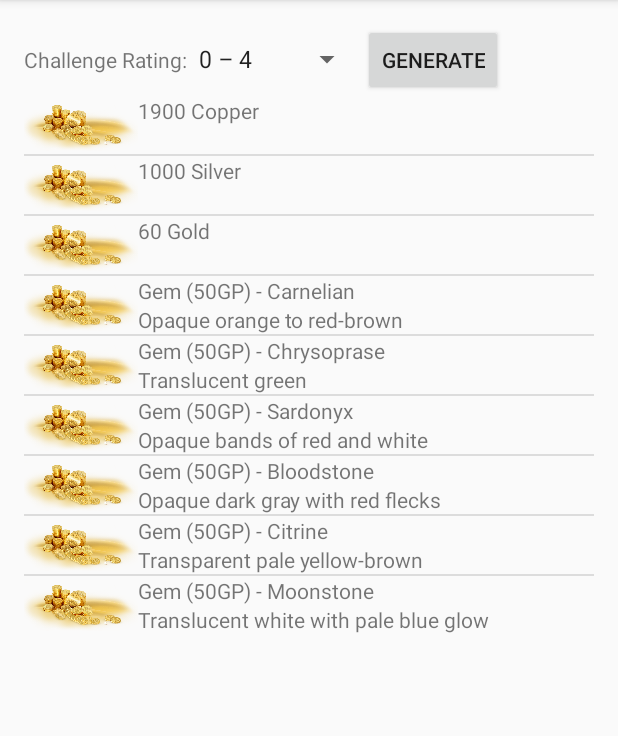
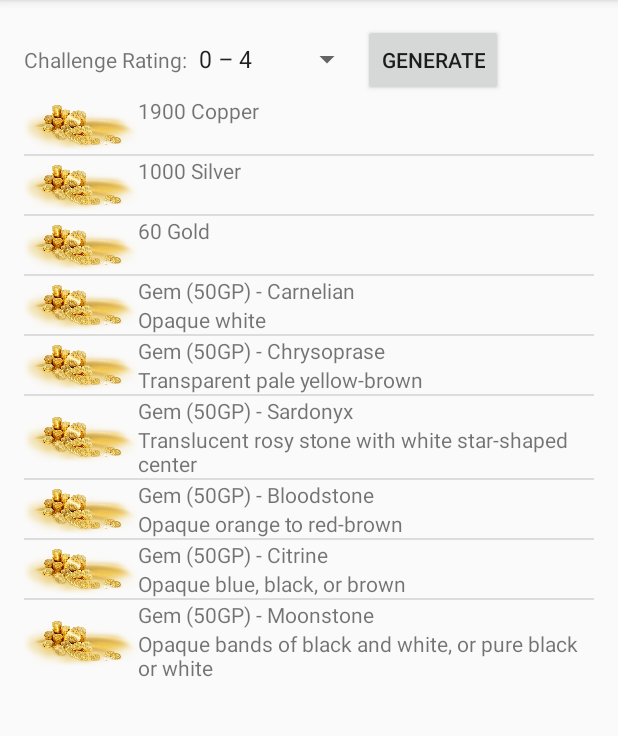
Before and after one commit to BecomingPizza/dnd-5e-treasure, an Android app: the screen it shows after launch (MainActivity), after a tap on "GENERATE", on a phone screen of 412 x 824 dp, the part 84-820 px from its top. Run offline under Robolectric (Android 15) with nearby library versions, the phone set to English and light mode, and no system bars.

Commit message:
Converted remaining strings to Array strings Removed case statements from roll methods replaced with references to array
Art 25gp currently only has a subtext array

```diff
--- a/app/src/main/java/com/pizzatech/dnd_5e_treasure/MainActivity.java
+++ b/app/src/main/java/com/pizzatech/dnd_5e_treasure/MainActivity.java
@@ -27,8 +27,8 @@ public class MainActivity extends AppCompatActivity {
     String goldStr;
     String platinumStr;
 
-    String[] gemArray;
-    String[] gemArraySub;
+    String[] treasureArray;
+    String[] treasureArraySub;
 
 
     @Override
@@ -146,10 +146,10 @@ public class MainActivity extends AppCompatActivity {
         Integer roll = r.nextInt(12 - 1);
 
 
-        gemArray = getResources().getStringArray(R.array.tr_selection_array_gem10gp);
-        gemArraySub = getResources().getStringArray(R.array.tr_selection_array_gem10gp_sub);
-        String gemText = gemArray[roll];
-        String subText = gemArraySub[roll];
+        treasureArray = getResources().getStringArray(R.array.tr_selection_array_gem10gp);
+        treasureArraySub = getResources().getStringArray(R.array.tr_selection_array_gem10gp_sub);
+        String gemText = treasureArray[roll];
+        String subText = treasureArraySub[roll];
 
 
         addToList(gemText, subText, R.drawable.coin_gold);
@@ -157,67 +157,18 @@ public class MainActivity extends AppCompatActivity {
 
     private void rollGem50GP() {
         // Roll d12 to determine which gem
-        Integer roll = 0;
-        roll = r.nextInt(12 - 1) + 1;
+        Integer roll = r.nextInt(12 - 1);
 
-        String gemText = "Gem (50GP) - ";
-        String subText = "";
-
-        switch(roll) {
-            case 1:
-                gemText += "Bloodstone";
-                subText = "Opaque dark gray with red flecks";
-                break;
-            case 2:
-                gemText += "Carnelian";
-                subText = "Opaque orange to red-brown";
-                break;
-            case 3:
-                gemText += "Chalcedony";
-                subText = "Opaque white";
-                break;
-            case 4:
-                gemText += "Chrysoprase";
-                subText = "Translucent green";
-                break;
-            case 5:
-                gemText += "Citrine";
-                subText = "Transparent pale yellow-brown";
-                break;
-            case 6:
-                gemText += "Jasper";
-                subText = "Opaque blue, black, or brown";
-                break;
-            case 7:
-                gemText += "Moonstone";
-                subText = "Translucent white with pale blue glow";
-                break;
-            case 8:
-                gemText += "Onyx";
-                subText = "Opaque bands of black and white, or pure black or white";
-                break;
-            case 9:
-                gemText += "Quartz";
-                subText = "Transparent white, smoky gray, or yellow";
-                break;
-            case 10:
-                gemText += "Sardonyx";
-                subText = "Opaque bands of red and white";
-                break;
-            case 11:
-                gemText += "Star rose quartz";
-                subText = "Translucent rosy stone with white star-shaped center";
-                break;
-            case 12:
-                gemText += "Zircon";
-                subText = "Transparent pale blue-green";
-                break;
-        }
+        treasureArray = getResources().getStringArray(R.array.tr_selection_array_gem50gp);
+        treasureArraySub = getResources().getStringArray(R.array.tr_selection_array_gem50gp_sub);
+        String gemText = treasureArray[roll];
+        String subText = treasureArraySub[roll];
 
         addToList(gemText, subText, R.drawable.coin_gold);
     }
 
-    private void rollArt(Integer dice, Integer sides, Integer value) {
+    private void rollArt(Integer dice, Integer sides, Integer value)
+    {
         Integer roll = 0;
         for (int i = 0; i < dice; i++)
         {
@@ -247,41 +198,9 @@ public class MainActivity extends AppCompatActivity {
         Integer roll = 0;
         roll = r.nextInt(10 - 1);
 
+        treasureArraySub = getResources().getStringArray(R.array.tr_selection_array_art25gp_sub);
         String artText = getString(R.string.tr_art_25gp);
-        String subText = "";
-
-        switch(roll) {
-            case 1:
-                subText += "Silver ewer";
-                break;
-            case 2:
-                subText += "Carved bone statuette";
-                break;
-            case 3:
-                subText += "Small gold bracelet";
-                break;
-            case 4:
-                subText += "Cloth-of-gold vestments";
-                break;
-            case 5:
-                subText += "Black velvet mask stitched with silver thread";
-                break;
-            case 6:
-                subText += "Copper chalice with silver filigree";
-                break;
-            case 7:
-                subText += "Pair of engraved bone dice";
-                break;
-            case 8:
-                subText += "Small mirror set in a painted wooden frame";
-                break;
-            case 9:
-                subText += "Embroidered silk handkerchief";
-                break;
-            case 10:
-                subText += "Gold locket with a painted portrait inside";
-                break;
-        }
+        String subText = treasureArraySub[roll];
 
         addToList(artText, subText, R.drawable.coin_gold);
     }
--- a/app/src/main/res/values/strings.xml
+++ b/app/src/main/res/values/strings.xml
@@ -49,46 +49,52 @@
     </string-array>
 
     //Gem (50GP)
-    <string name="tr_gem_bloodstone">Gem (50GP) - Bloodstone</string>
-    <string name="tr_gem_carnelian">Gem (50GP) - Carnelian</string>
-    <string name="tr_gem_chalcedony">Gem (50GP) - Chalcedony</string>
-    <string name="tr_gem_chrysoprase">Gem (50GP) - Chrysoprase</string>
-    <string name="tr_gem_citrine">Gem (50GP) - Citrine</string>
-    <string name="tr_gem_jasper">Gem (50GP) - Jasper</string>
-    <string name="tr_gem_moonstone">Gem (50GP) - Moonstone</string>
-    <string name="tr_gem_onyx">Gem (50GP) - Onyx</string>
-    <string name="tr_gem_quartz">Gem (50GP) - Quartz</string>
-    <string name="tr_gem_sardonyx">Gem (50GP) - Sardonyx</string>
-    <string name="tr_gem_star_rose_quartz">Gem (50GP) - Star rose quartz</string>
-    <string name="tr_gem_zircon">Gem (50GP) - Zircon</string>
+    <string-array name="tr_selection_array_gem50gp">
+        <item>Gem (50GP) - Bloodstone</item>
+        <item>Gem (50GP) - Carnelian</item>
+        <item>Gem (50GP) - Chalcedony</item>
+        <item>Gem (50GP) - Chrysoprase</item>
+        <item>Gem (50GP) - Citrine</item>
+        <item>Gem (50GP) - Jasper</item>
+        <item>Gem (50GP) - Moonstone</item>
+        <item>Gem (50GP) - Onyx</item>
+        <item>Gem (50GP) - Quartz</item>
+        <item>Gem (50GP) - Sardonyx</item>
+        <item>Gem (50GP) - Star rose quartz</item>
+        <item>Gem (50GP) - Zircon</item>
+    </string-array>
 
     //Gem (50GP) sub text
-    <string name="tr_gem_carnelian_sub">Opaque orange to red-brown</string>
-    <string name="tr_gem_chalcedony_sub">Opaque white</string>
-    <string name="tr_gem_chrysoprase_sub">Translucent green</string>
-    <string name="tr_gem_citrine_sub">Transparent pale yellow-brown</string>
-    <string name="tr_gem_jasper_sub">Opaque blue, black, or brown</string>
-    <string name="tr_gem_moonstone_Sub">Translucent white with pale blue glow</string>
-    <string name="tr_gem_onyx_sub">Opaque bands of black and white, or pure black or white</string>
-    <string name="tr_gem_quartz_sub">Transparent white, smoky gray, or yellow</string>
-    <string name="tr_gem_sardonyx_sub">Opaque bands of red and white</string>
-    <string name="tr_gem_star_rose_quartz_sub">Translucent rosy stone with white star-shaped center</string>
-    <string name="tr_gem_zircon_sub">Transparent pale blue-green</string>
+    <string-array name="tr_selection_array_gem50gp_sub">
+        <item>Opaque orange to red-brown</item>
+        <item>Opaque white</item>
+        <item>Translucent green</item>
+        <item>Transparent pale yellow-brown</item>
+        <item>Opaque blue, black, or brown</item>
+        <item>Translucent white with pale blue glow</item>
+        <item>Opaque bands of black and white, or pure black or white</item>
+        <item>Transparent white, smoky gray, or yellow</item>
+        <item>Opaque bands of red and white</item>
+        <item>Translucent rosy stone with white star-shaped center</item>
+        <item>Transparent pale blue-green</item>
+    </string-array>
 
     //Art
     <string name="tr_art_25gp">Art (25GP)</string>
 
     //Art sub text
-    <string name="tr_art_ewer_sub">Silver ewer</string>
-    <string name="tr_art_statuette_sub">Carved bone statuette</string>
-    <string name="tr_art_bracelet_sub">Small Gold Bracelet</string>
-    <string name="tr_art_vestements_sub">Cloth-of-gold vestments</string>
-    <string name="tr_art_velvet_mask_sub">Black velvet mask stitched with silver thread</string>
-    <string name="tr_art_copper_chalice_sub">Copper chalice with silver filigree</string>
-    <string name="tr_art_bone_dice_sub">Pair of engraved bone dice</string>
-    <string name="tr_art_small_mirror_sub">Small mirror set in a painted wooden frame</string>
-    <string name="tr_art_hanky_sub">Embroidered silk handkerchief</string>
-    <string name="tr_art_locket_sub">Gold locket with a painted portrait inside</string>
+    <string-array name="tr_selection_array_art25gp_sub">
+        <item>Silver ewer</item>
+        <item>Carved bone statuette</item>
+        <item>Small Gold Bracelet</item>
+        <item>>Cloth-of-gold vestments</item>
+        <item>Black velvet mask stitched with silver thread</item>
+        <item>Copper chalice with silver filigree</item>
+        <item>Pair of engraved bone dice</item>
+        <item>Small mirror set in a painted wooden frame</item>
+        <item>Embroidered silk handkerchief</item>
+        <item>Gold locket with a painted portrait inside</item>
+    </string-array>
 
 
 
```
Lines whose indentation alone changed are shown as unchanged.
